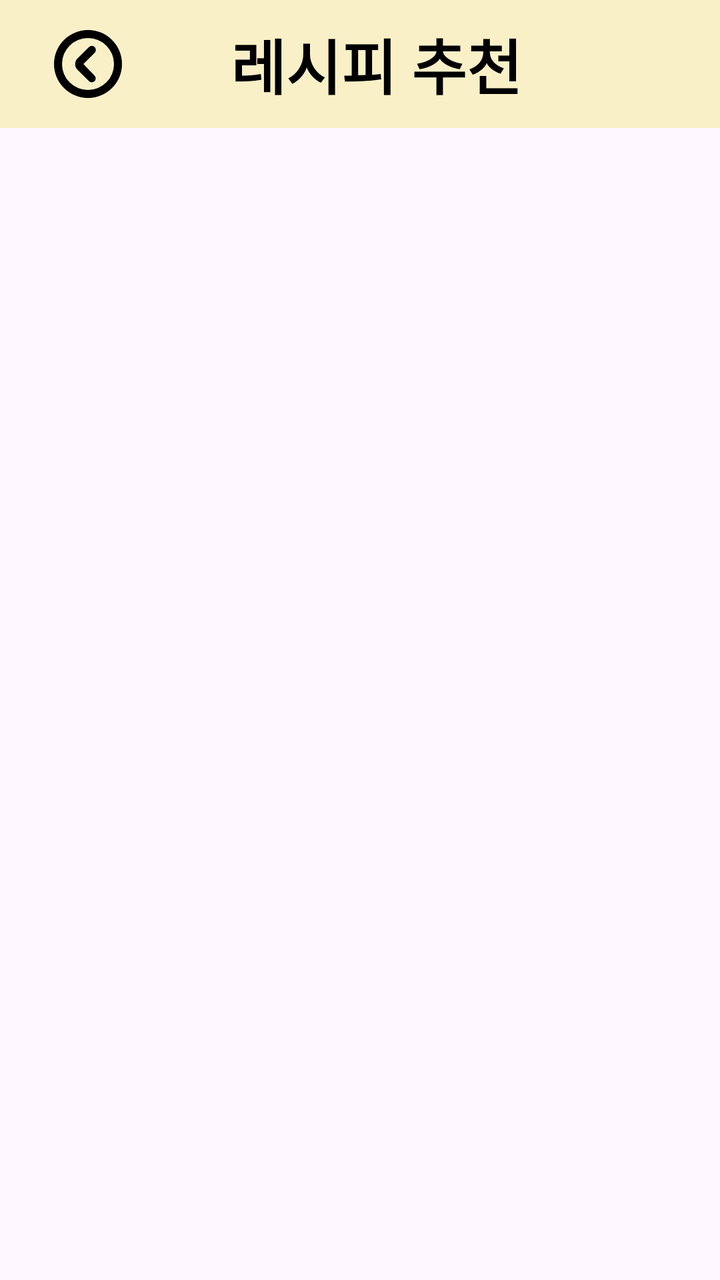
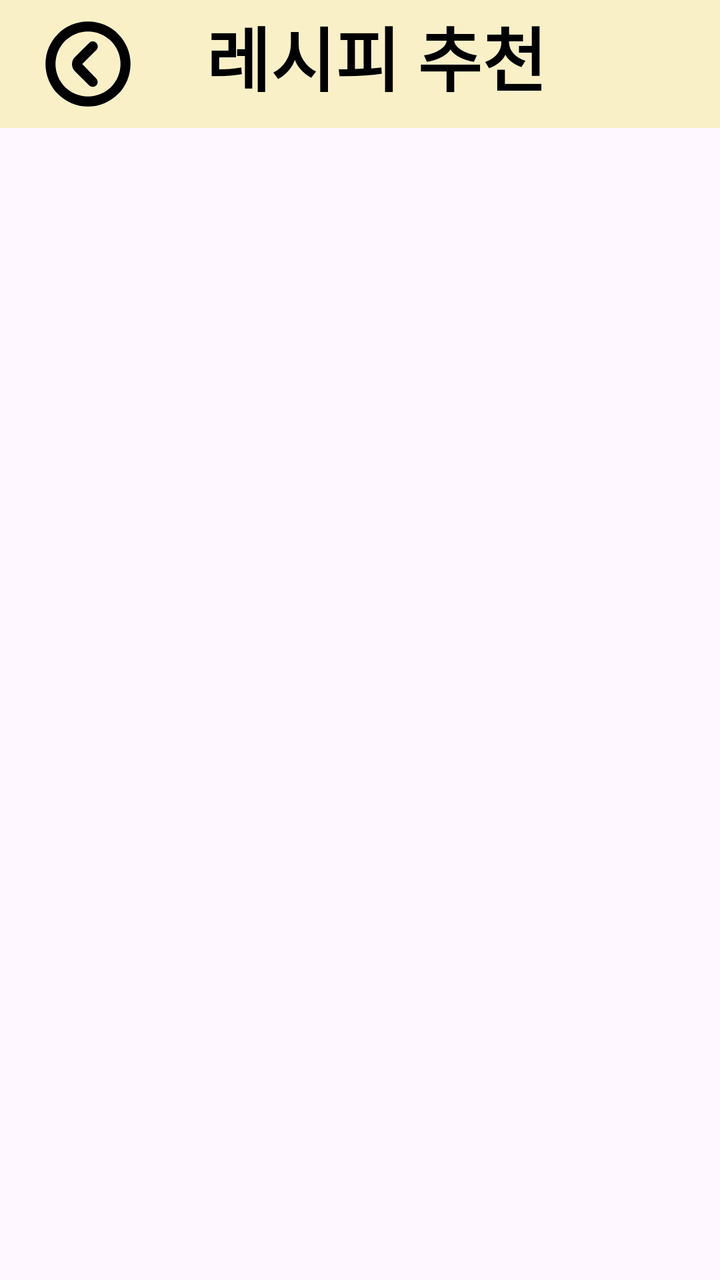

Compare the two renders of this Android layout. The source of the first and the diff that turns it into the second are given below.
<!-- AndroidManifest.xml: application theme Theme.PickAndCook -->
<!-- res/layout/activity_recipe_result.xml -->
<?xml version="1.0" encoding="utf-8"?>
<ScrollView xmlns:android="http://schemas.android.com/apk/res/android"
    xmlns:app="http://schemas.android.com/apk/res-auto"
    android:layout_width="match_parent"
    android:layout_height="match_parent"
    android:fillViewport="true">

    <androidx.constraintlayout.widget.ConstraintLayout
        android:layout_width="match_parent"
        android:layout_height="match_parent">

        <androidx.appcompat.widget.Toolbar
            android:id="@+id/toolbar"
            android:layout_width="0dp"
            android:layout_height="?attr/actionBarSize"
            android:background="@color/main"
            app:navigationIcon="@drawable/ic_arrow_back"
            android:paddingStart="16dp"
            app:layout_constraintTop_toTopOf="parent"
            app:layout_constraintStart_toStartOf="parent"
            app:layout_constraintEnd_toEndOf="parent">

            <TextView
                android:layout_width="wrap_content"
                android:layout_height="wrap_content"
                android:layout_gravity="center"
                android:text="레시피 추천"
                android:textAppearance="@style/TitleTextStyle" />
        </androidx.appcompat.widget.Toolbar>

        <LinearLayout
            android:id="@+id/recipeContainer"
            android:layout_width="700dp"
            android:layout_height="wrap_content"
            android:orientation="vertical"
            android:padding="16dp"
            android:gravity="center_horizontal"
            app:layout_constraintTop_toBottomOf="@id/toolbar"
            app:layout_constraintStart_toStartOf="parent"
            app:layout_constraintEnd_toEndOf="parent"/>


        <FrameLayout
            android:id="@+id/fragment_container"
            android:layout_width="match_parent"
            android:layout_height="match_parent"
            android:clickable="true"
            android:focusable="true"
            android:visibility="gone"
            android:background="@android:color/white"
            app:layout_constraintTop_toTopOf="parent"
            app:layout_constraintBottom_toBottomOf="parent"
            app:layout_constraintStart_toStartOf="parent"
            app:layout_constraintEnd_toEndOf="parent"/>

    </androidx.constraintlayout.widget.ConstraintLayout>
</ScrollView>
<!-- resources referenced by this layout -->
<resources>
  <color name="main">#FAF0C8</color>
  <!-- drawable ic_arrow_back (drawable) -->
  <vector xmlns:android="http://schemas.android.com/apk/res/android"
      android:width="40dp"
      android:height="40dp"
      android:viewportWidth="200"
      android:viewportHeight="200">
    <path
        android:pathData="M100,15a85,85 0,1 0,85 85A84.93,84.93 0,0 0,100 15ZM100,165a65,65 0,1 1,65 -65A64.87,64.87 0,0 1,100 165ZM116.5,57.5a9.67,9.67 0,0 0,-14 0L74,86a19.92,19.92 0,0 0,0 28.5L102.5,143a9.9,9.9 0,0 0,14 -14l-28,-29L117,71.5C120.5,68 120.5,61.5 116.5,57.5Z"
        android:fillColor="#000000"/>
  </vector>
  <style name="TitleTextStyle">
          <item name="android:textSize">30sp</item>
          <item name="android:textStyle">bold</item>
          <item name="android:textColor">#000000</item> 
          <item name="android:fontFamily">sans-serif-medium</item>
          <item name="android:gravity">center</item>
      </style>
  <style name="Theme.PickAndCook" parent="Base.Theme.PickAndCook" />
  <style name="Base.Theme.PickAndCook" parent="Theme.Material3.DayNight.NoActionBar">
          
          
      </style>
</resources>

<!-- the commit's change to res/layout/activity_recipe_result.xml (unified diff, before → after) -->
@@ -7,14 +7,16 @@
 
     <androidx.constraintlayout.widget.ConstraintLayout
         android:layout_width="match_parent"
-        android:layout_height="match_parent">
+        android:layout_height="wrap_content">
 
         <androidx.appcompat.widget.Toolbar
             android:id="@+id/toolbar"
             android:layout_width="0dp"
-            android:layout_height="?attr/actionBarSize"
+            android:layout_height="wrap_content"
+            android:minHeight="?attr/actionBarSize"
             android:background="@color/main"
             app:navigationIcon="@drawable/ic_arrow_back"
+            android:paddingBottom="8dp"
             android:paddingStart="16dp"
             app:layout_constraintTop_toTopOf="parent"
             app:layout_constraintStart_toStartOf="parent"
@@ -27,6 +29,7 @@
                 android:text="레시피 추천"
                 android:textAppearance="@style/TitleTextStyle" />
         </androidx.appcompat.widget.Toolbar>
+
 
         <LinearLayout
             android:id="@+id/recipeContainer"
<!-- resource entries referenced after the edit -->
@@ -3,8 +3,8 @@
   <color name="main">#FAF0C8</color>
   <!-- drawable ic_arrow_back (drawable) -->
   <vector xmlns:android="http://schemas.android.com/apk/res/android"
-      android:width="40dp"
-      android:height="40dp"
+      android:width="50dp"
+      android:height="50dp"
       android:viewportWidth="200"
       android:viewportHeight="200">
     <path
@@ -12,7 +12,7 @@
         android:fillColor="#000000"/>
   </vector>
   <style name="TitleTextStyle">
-          <item name="android:textSize">30sp</item>
+          <item name="android:textSize">35sp</item>
           <item name="android:textStyle">bold</item>
           <item name="android:textColor">#000000</item> 
           <item name="android:fontFamily">sans-serif-medium</item>
@@ -21,7 +21,7 @@
   <style name="Theme.PickAndCook" parent="Base.Theme.PickAndCook" />
   <style name="Base.Theme.PickAndCook" parent="Theme.Material3.DayNight.NoActionBar">
           
-          
+          <item name="colorPrimary">#BBFAF0C8</item>
       </style>
 </resources>
 
